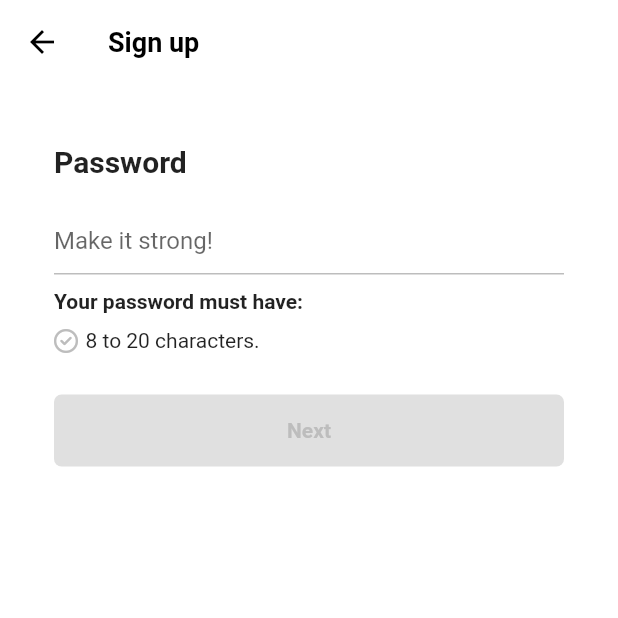
After one commit to bhgong/TikTok_Clone, a Flutter app: the PassWordScreen screen opened directly, on a phone screen of 412 x 824 dp, the top half of it. The commit adds this screen. Run offline on Flutter 3.47's test engine with Material 2 defaults, Android fonts, the phone set to English and light mode, and no system bars; our stand-ins replace font_awesome_flutter.

Commit message:
#4.7 password screen 학습 완료

```diff
--- /dev/null
+++ b/lib/features/authentication/password_screen.dart
@@ -0,0 +1,174 @@
+import 'package:flutter/material.dart';
+import 'package:font_awesome_flutter/font_awesome_flutter.dart';
+import 'package:tiktok_clone/constants/gaps.dart';
+import 'package:tiktok_clone/constants/sizes.dart';
+import 'package:tiktok_clone/features/authentication/birthday_screen.dart';
+import 'package:tiktok_clone/features/authentication/widgets/form_button.dart';
+
+class PassWordScreen extends StatefulWidget {
+  const PassWordScreen({super.key});
+
+  @override
+  State<PassWordScreen> createState() => _PassWordScreenState();
+}
+
+class _PassWordScreenState extends State<PassWordScreen> {
+  final TextEditingController _passwordController = TextEditingController();
+
+  String _password = "";
+  final bool _obscureText = true;
+
+  @override
+  void initState() {
+    super.initState();
+    _passwordController.addListener(() {
+      // print(_passwordController.text);
+      setState(() {
+        _password = _passwordController.text;
+      });
+    });
+  }
+
+  @override
+  void dispose() {
+    _passwordController.dispose();
+    super.dispose();
+  }
+
+  bool _isPassWordVaild() {
+    return _password.isNotEmpty && _password.length > 8;
+  }
+
+  void _onScaffoldTap() {
+    FocusScope.of(context).unfocus();
+  }
+
+  void _onSubmit() {
+    if (!_isPassWordVaild()) return;
+    Navigator.push(
+      context,
+      MaterialPageRoute(
+        builder: (context) => const BirthDayScreen(),
+      ),
+    );
+  }
+
+  void _onClearTap() {
+    _passwordController.clear();
+  }
+
+  void _toggleObscureText() {
+    _obscureText != _obscureText;
+    setState(() {});
+  }
+
+  @override
+  Widget build(BuildContext context) {
+    return GestureDetector(
+      onTap: _onScaffoldTap,
+      child: Scaffold(
+        backgroundColor: Colors.white,
+        appBar: AppBar(
+          foregroundColor: Colors.black,
+          elevation: 0,
+          backgroundColor: Colors.white,
+          title: const Text(
+            "Sign up",
+          ),
+        ),
+        body: Padding(
+          padding: const EdgeInsets.symmetric(
+            horizontal: Sizes.size36,
+          ),
+          child: Column(
+            crossAxisAlignment: CrossAxisAlignment.start,
+            children: [
+              Gaps.v40,
+              const Text(
+                "Password",
+                style: TextStyle(
+                  fontSize: Sizes.size20,
+                  fontWeight: FontWeight.w600,
+                ),
+              ),
+
+              Gaps.v16,
+              TextField(
+                controller: _passwordController,
+                autocorrect: false, // 자동수정 기능
+                onEditingComplete: _onSubmit,
+                obscureText: _obscureText,
+                decoration: InputDecoration(
+                  suffix: Row(
+                    mainAxisSize: MainAxisSize.min,
+                    children: [
+                      GestureDetector(
+                        onTap: _onClearTap,
+                        child: FaIcon(
+                          FontAwesomeIcons.solidCircleXmark,
+                          color: Colors.grey.shade500,
+                          size: Sizes.size20,
+                        ),
+                      ),
+                      Gaps.h16,
+                      GestureDetector(
+                        onTap: _toggleObscureText,
+                        child: FaIcon(
+                          _obscureText
+                              ? FontAwesomeIcons.eye
+                              : FontAwesomeIcons.eyeSlash,
+                          color: Colors.grey.shade500,
+                          size: Sizes.size20,
+                        ),
+                      ),
+                    ],
+                  ),
+                  hintText: "Make it strong!",
+                  enabledBorder: UnderlineInputBorder(
+                    borderSide: BorderSide(
+                      color: Colors.grey.shade400,
+                    ),
+                  ),
+                  focusedBorder: UnderlineInputBorder(
+                    borderSide: BorderSide(
+                      color: Colors.grey.shade400,
+                    ),
+                  ),
+                ),
+                cursorColor: Theme.of(context).primaryColor,
+              ),
+              Gaps.v10,
+              const Text(
+                'Your password must have:',
+                style: TextStyle(
+                  fontWeight: FontWeight.bold,
+                ),
+              ),
+              Gaps.v10,
+              Row(
+                children: [
+                  FaIcon(
+                    FontAwesomeIcons.circleCheck,
+                    size: Sizes.size16,
+                    color: _isPassWordVaild()
+                        ? Colors.green
+                        : Colors.grey.shade400,
+                  ),
+                  Gaps.h5,
+                  const Text("8 to 20 characters."),
+                ],
+              ),
+              Gaps.v28,
+              GestureDetector(
+                onTap: _onSubmit,
+                child: FormButton(
+                  disabled: !_isPassWordVaild(),
+                ),
+              ), // FormButton은
+            ],
+          ),
+        ),
+      ),
+    );
+  }
+}
```
Also changed, not shown: lib/features/authentication/birthday_screen.dart (added, +10 -0 lines), lib/features/authentication/email_screen.dart (+25 -2 lines).
